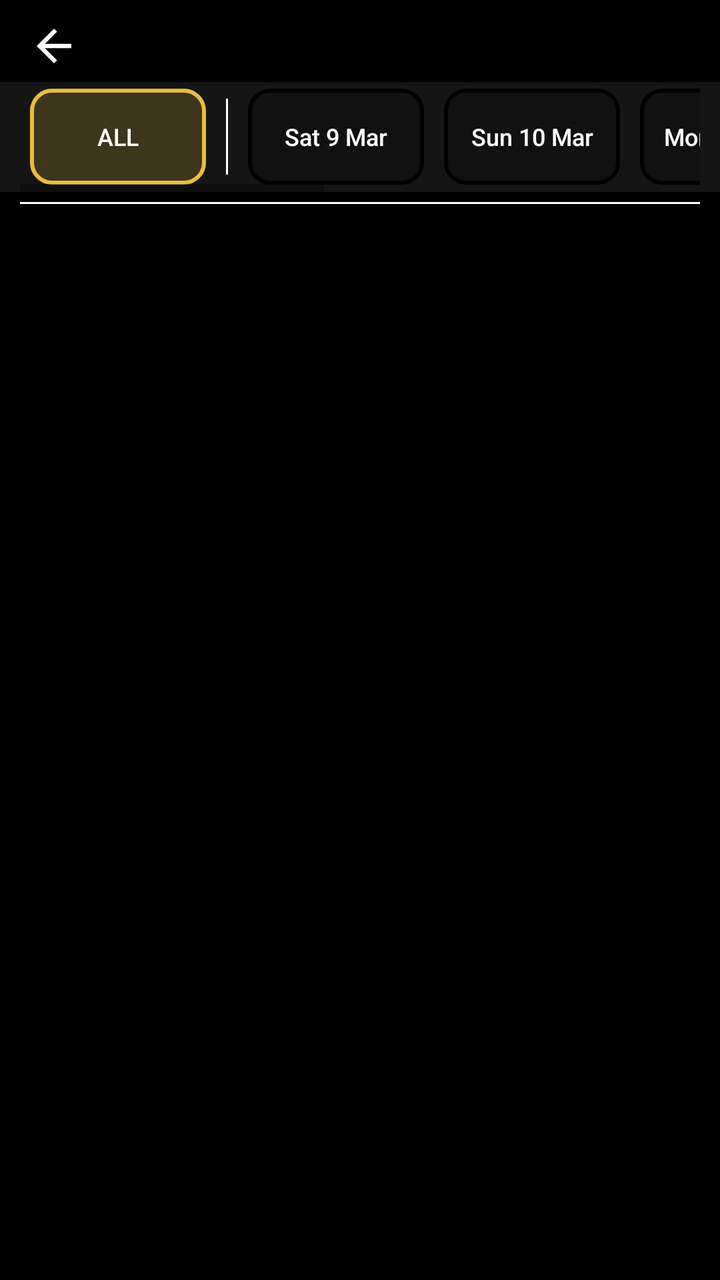
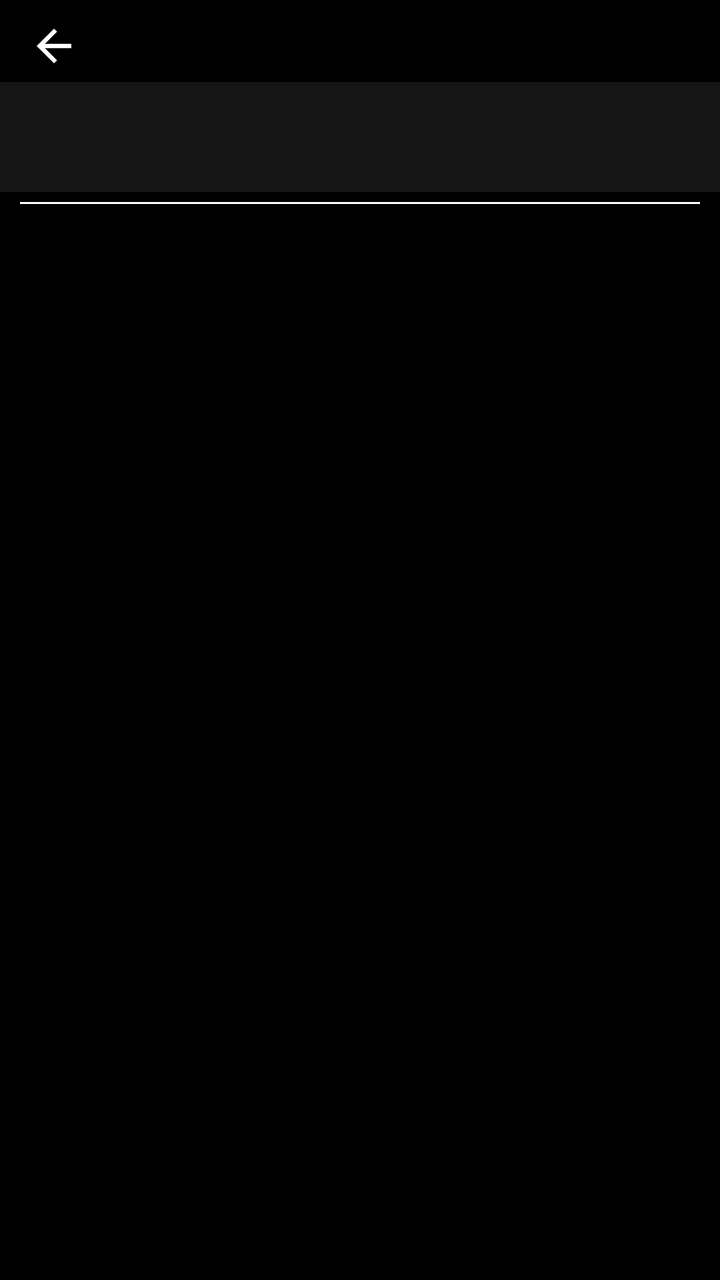

An Android layout rendered at two revisions. The XML below is the earlier revision; the diff shows what the commit changed to produce the second picture.
<!-- AndroidManifest.xml: application theme Theme.NavigationDrawer -->
<!-- res/layout/fragment_results.xml -->
<?xml version="1.0" encoding="utf-8"?>
<androidx.constraintlayout.widget.ConstraintLayout xmlns:android="http://schemas.android.com/apk/res/android"
    xmlns:app="http://schemas.android.com/apk/res-auto"
    xmlns:tools="http://schemas.android.com/tools"
    android:layout_width="match_parent"
    android:layout_height="match_parent"
    android:background="@color/black"
    android:fillViewport="true"
    tools:context=".Fragment.results">

    <LinearLayout
        android:id="@+id/lay2"
        android:layout_width="match_parent"
        android:layout_height="wrap_content"
        android:layout_marginTop="10dp"
        android:orientation="horizontal"
        android:paddingHorizontal="10dp"
        android:weightSum="1"
        app:layout_constraintEnd_toEndOf="parent"
        app:layout_constraintStart_toStartOf="parent"
        app:layout_constraintTop_toTopOf="parent">

        <ImageView
            android:id="@+id/back"
            android:layout_width="0dp"
            android:layout_height="wrap_content"
            android:layout_gravity="center_vertical"
            android:layout_weight="0.1"
            android:src="@drawable/arrow_back" />

        <TextView
            android:id="@+id/text1"
            android:layout_width="0dp"
            android:layout_height="wrap_content"
            android:layout_gravity="center_vertical"
            android:layout_marginBottom="-2dp"
            android:layout_weight="0.9"
            android:fontFamily="@font/poppins_semibold"
            android:gravity="center_vertical"
            android:paddingHorizontal="5dp"
            android:textColor="@color/white"
            android:textSize="20dp" />
    </LinearLayout>

    
    
    
    
    
    
    
    
    
    
    
    
    

    <HorizontalScrollView
        android:id="@+id/hor"
        android:layout_width="0dp"
        android:layout_height="55dp"
        android:paddingHorizontal="10dp"
        android:layout_marginTop="5dp"
        android:background="#151515"
        app:layout_constraintEnd_toEndOf="parent"
        app:layout_constraintStart_toStartOf="parent"
        app:layout_constraintTop_toBottomOf="@id/lay2">

        <LinearLayout
            android:layout_width="wrap_content"
            android:layout_height="wrap_content"
            android:layout_gravity="center_vertical"
            android:background="#151515"
            android:orientation="horizontal">

            <androidx.appcompat.widget.AppCompatButton
                android:id="@+id/all"
                android:layout_width="wrap_content"
                android:layout_height="wrap_content"
                android:layout_marginHorizontal="5dp"
                android:background="@drawable/rectangle_bg"
                android:backgroundTint="#E9BD3E"
                android:text="ALL"
                android:textAllCaps="false"
                android:textColor="@color/white"
                android:textSize="12dp" />

            <View
                android:layout_width="1dp"
                android:layout_height="match_parent"
                android:layout_marginHorizontal="5dp"
                android:layout_marginVertical="5dp"
                android:background="@color/white" />

            <androidx.appcompat.widget.AppCompatButton
                android:id="@+id/day1"
                android:layout_width="wrap_content"
                android:layout_height="wrap_content"
                android:layout_marginHorizontal="5dp"
                android:background="@drawable/rectangle_bg"
                android:backgroundTint="@color/black"
                android:text="Sat 9 Mar"
                android:textAllCaps="false"
                android:textColor="@color/white"
                android:textSize="12dp" />

            <androidx.appcompat.widget.AppCompatButton
                android:id="@+id/day2"
                android:layout_width="wrap_content"
                android:layout_height="wrap_content"
                android:background="@drawable/rectangle_bg"
                android:layout_marginHorizontal="5dp"
                android:backgroundTint="@color/black"
                android:text="Sun 10 Mar"
                android:textAllCaps="false"
                android:textColor="@color/white"
                android:textSize="12dp" />

            <androidx.appcompat.widget.AppCompatButton
                android:id="@+id/day3"
                android:layout_width="wrap_content"
                android:background="@drawable/rectangle_bg"
                android:layout_height="wrap_content"
                android:layout_marginHorizontal="5dp"
                android:backgroundTint="@color/black"
                android:text="Mon 11 Mar"
                android:textAllCaps="false"
                android:textColor="@color/white"
                android:textSize="12dp" />

            <androidx.appcompat.widget.AppCompatButton
                android:id="@+id/day4"
                android:layout_width="wrap_content"
                android:layout_height="wrap_content"
                android:layout_marginHorizontal="5dp"
                android:background="@drawable/rectangle_bg"
                android:backgroundTint="@color/black"
                android:text="Tue 12 Mar"
                android:textAllCaps="false"
                android:textColor="@color/white"
                android:textSize="12dp" />

            <androidx.appcompat.widget.AppCompatButton
                android:id="@+id/day5"
                android:background="@drawable/rectangle_bg"
                android:layout_width="wrap_content"
                android:layout_height="wrap_content"
                android:layout_marginHorizontal="5dp"
                android:backgroundTint="@color/black"
                android:text="Wed 13 Mar"
                android:textAllCaps="false"
                android:textColor="@color/white"
                android:textSize="12dp" />

            <androidx.appcompat.widget.AppCompatButton
                android:id="@+id/day6"
                android:layout_width="wrap_content"
                android:background="@drawable/rectangle_bg"
                android:layout_height="wrap_content"
                android:layout_marginHorizontal="5dp"
                android:backgroundTint="@color/black"
                android:text="Thu 14 Mar"
                android:textAllCaps="false"
                android:textColor="@color/white"
                android:textSize="12dp" />

            <androidx.appcompat.widget.AppCompatButton
                android:id="@+id/day7"
                android:layout_width="wrap_content"
                android:layout_height="wrap_content"
                android:layout_marginHorizontal="5dp"
                android:background="@drawable/rectangle_bg"
                android:backgroundTint="@color/black"
                android:text="Fri 15 Mar"
                android:textAllCaps="false"
                android:textColor="@color/white"
                android:textSize="12dp" />
        </LinearLayout>
    </HorizontalScrollView>

    <View
        android:id="@+id/view1"
        android:layout_width="0dp"
        android:layout_height="1dp"
        android:layout_marginHorizontal="10dp"
        android:layout_marginTop="5dp"
        android:background="@color/white"
        app:layout_constraintEnd_toEndOf="parent"
        app:layout_constraintStart_toStartOf="parent"
        app:layout_constraintTop_toBottomOf="@id/hor" />

    <androidx.recyclerview.widget.RecyclerView
        android:id="@+id/resultRv"
        android:layout_width="match_parent"
        android:layout_height="0dp"
        android:layout_marginTop="5dp"
        android:orientation="vertical"
        android:paddingHorizontal="5dp"
        app:layout_constraintBottom_toBottomOf="parent"
        app:layout_constraintEnd_toEndOf="parent"
        app:layout_constraintStart_toStartOf="parent"
        app:layout_constraintTop_toBottomOf="@id/view1"
        tools:listitem="@layout/layout_football" />

    <TextView
        android:id="@+id/nore"
        android:layout_width="wrap_content"
        android:layout_height="wrap_content"
        android:fontFamily="@font/poppins_semibold"
        android:text="No results available"
        android:textColor="@color/white"
        android:textSize="24dp"
        android:visibility="invisible"
        app:layout_constraintBottom_toBottomOf="parent"
        app:layout_constraintEnd_toEndOf="parent"
        app:layout_constraintStart_toStartOf="parent"
        app:layout_constraintTop_toBottomOf="@id/view1" />

    
    
    
    
    
    
    
    
    
    
    
    

    
    
    
    
    
    
    
    
</androidx.constraintlayout.widget.ConstraintLayout>
<!-- res/layout/layout_football.xml (included above) -->
<?xml version="1.0" encoding="utf-8"?>
<androidx.constraintlayout.widget.ConstraintLayout xmlns:android="http://schemas.android.com/apk/res/android"
    xmlns:app="http://schemas.android.com/apk/res-auto"
    android:layout_width="match_parent"
    android:layout_height="wrap_content"
    android:layout_marginHorizontal="10dp"
    android:layout_marginVertical="10dp"
    android:background="@drawable/fade3">

    <LinearLayout
        android:id="@+id/lay1"
        android:layout_width="match_parent"
        android:layout_height="wrap_content"
        android:orientation="horizontal"
        android:padding="5dp"
        android:weightSum="1"
        app:layout_constraintEnd_toEndOf="parent"
        app:layout_constraintStart_toStartOf="parent"
        app:layout_constraintTop_toTopOf="parent">

        <TextView
            android:id="@+id/matchName"
            android:layout_width="0dp"
            android:layout_height="wrap_content"
            android:layout_gravity="center_vertical"
            android:layout_weight="0.6"
            android:fontFamily="@font/poppins_semibold"
            android:gravity="center_vertical|start"
            android:hint="match name"
            android:paddingHorizontal="5dp"
            android:textAllCaps="true"
            android:textColor="#E9E9E9"
            android:textColorHint="@color/white"
            android:textSize="16dp" />

        <TextView
            android:id="@+id/date"
            android:layout_width="0dp"
            android:layout_height="wrap_content"
            android:layout_gravity="center_vertical"
            android:layout_weight="0.4"
            android:fontFamily="@font/poppins_semibold"
            android:gravity="center_vertical|end"
            android:hint="date"
            android:paddingEnd="10dp"
            android:textColor="#E9E9E9"
            android:textColorHint="@color/white"
            android:textSize="16dp" />
    </LinearLayout>

    <LinearLayout
        android:layout_width="match_parent"
        android:layout_height="wrap_content"
        android:layout_marginTop="-5dp"
        android:orientation="vertical"
        app:layout_constraintEnd_toEndOf="parent"
        app:layout_constraintStart_toStartOf="parent"
        app:layout_constraintTop_toBottomOf="@id/lay1">

        <TextView
            android:id="@+id/time"
            android:layout_width="match_parent"
            android:layout_height="wrap_content"
            android:fontFamily="@font/poppins_medium"
            android:gravity="center"
            android:textColor="@color/white"
            android:textColorHint="@color/white"
            android:textSize="14dp" />
    </LinearLayout>

    <LinearLayout
        android:id="@+id/layout"
        android:layout_width="match_parent"
        android:layout_height="wrap_content"
        android:orientation="horizontal"
        android:weightSum="1"
        app:layout_constraintEnd_toEndOf="parent"
        app:layout_constraintStart_toStartOf="parent"
        app:layout_constraintTop_toBottomOf="@id/lay1">

        <LinearLayout
            android:layout_width="0dp"
            android:layout_height="wrap_content"
            android:layout_gravity="center_vertical"
            android:layout_weight="0.35"
            android:orientation="vertical">

            <ImageView
                android:id="@+id/clgImg1"
                android:layout_width="match_parent"
                android:layout_height="80dp"
                android:scaleType="fitCenter" />

            <TextView
                android:id="@+id/clgName1"
                android:layout_width="match_parent"
                android:layout_height="wrap_content"
                android:layout_marginTop="5dp"
                android:fontFamily="@font/poppins_medium"
                android:gravity="center"
                android:hint="clg-1"
                android:letterSpacing="0.1"
                android:paddingHorizontal="5dp"
                android:textAllCaps="true"
                android:textColor="@color/white"
                android:textColorHint="@color/white"
                android:textSize="12dp" />
        </LinearLayout>

        <TextView
            android:id="@+id/points"
            android:layout_width="0dp"
            android:layout_height="wrap_content"
            android:layout_gravity="center_vertical"
            android:layout_weight="0.3"
            android:fontFamily="@font/poppins_medium"
            android:gravity="center"
            android:textColor="@color/white"
            android:textSize="28dp" />

        <LinearLayout
            android:layout_width="0dp"
            android:layout_height="wrap_content"
            android:layout_gravity="center_vertical"
            android:layout_weight="0.35"
            android:orientation="vertical">

            <ImageView
                android:id="@+id/clgImg2"
                android:layout_width="match_parent"
                android:layout_height="80dp"
                android:scaleType="fitCenter" />

            <TextView
                android:id="@+id/clgName2"
                android:layout_width="match_parent"
                android:layout_height="wrap_content"
                android:layout_marginTop="5dp"
                android:fontFamily="@font/poppins_medium"
                android:gravity="center"
                android:hint="clg-2"
                android:letterSpacing="0.1"
                android:paddingHorizontal="5dp"
                android:textAllCaps="true"
                android:textColor="@color/white"
                android:textColorHint="@color/white"
                android:textSize="12dp" />
        </LinearLayout>

    </LinearLayout>

    <TextView
        android:layout_width="wrap_content"
        android:layout_height="wrap_content"
        android:layout_marginTop="5dp"
        android:background="@drawable/backlesss"
        android:fontFamily="@font/poppins_medium"
        android:gravity="center|bottom"
        android:paddingHorizontal="8dp"
        android:paddingTop="3dp"
        android:text="inter iiit 2024"
        android:textAllCaps="true"
        android:textColor="@color/black"
        android:textSize="14dp"
        app:layout_constraintBottom_toBottomOf="parent"
        app:layout_constraintEnd_toEndOf="parent"
        app:layout_constraintStart_toStartOf="parent"
        app:layout_constraintTop_toBottomOf="@id/layout" />

</androidx.constraintlayout.widget.ConstraintLayout>
<!-- resources referenced by this layout -->
<resources>
  <color name="black">#FF000000</color>
  <color name="white">#FFFFFFFF</color>
  <!-- drawable arrow_back (drawable) -->
  <vector android:autoMirrored="true" android:height="26dp"
      android:tint="#FFFFFF" android:viewportHeight="24"
      android:viewportWidth="24" android:width="26dp" xmlns:android="http://schemas.android.com/apk/res/android">
      <path android:fillColor="@android:color/black" android:pathData="M20,11H7.83l5.59,-5.59L12,4l-8,8 8,8 1.41,-1.41L7.83,13H20v-2z"/>
  </vector>
  <!-- drawable backlesss (drawable) -->
  <?xml version="1.0" encoding="utf-8"?>
  <shape xmlns:android="http://schemas.android.com/apk/res/android">
      <solid android:color="#E9BD3E" /> 
  
      <corners
          android:topLeftRadius="10dp"
          android:topRightRadius="10dp" />
  </shape>
  <!-- drawable fade3 (drawable) -->
  <vector xmlns:android="http://schemas.android.com/apk/res/android"
      xmlns:aapt="http://schemas.android.com/aapt"
      android:width="400dp"
      android:height="293dp"
      android:viewportWidth="393"
      android:viewportHeight="293">
  
      <path android:pathData="M10,0h373c5.523,0 10,4.477 10,10v273c0,5.523 -4.477,10 -10,10h-373c-5.523,0 -10,-4.477 -10,-10v-273c0,-5.523 4.477,-10 10,-10Z">
          <aapt:attr name="android:fillColor">
              <gradient
                  android:endX="197"
                  android:endY="27.9"
                  android:startX="197"
                  android:startY="293"
                  android:type="linear">
                  <item
                      android:color="#606060"
                      android:offset="0" />
                  <item
                      android:color="#202020"
                      android:offset="1" />
              </gradient>
          </aapt:attr>
      </path>
  </vector>
  <!-- drawable rectangle_bg (drawable) -->
  <?xml version="1.0" encoding="utf-8"?>
  <shape xmlns:android="http://schemas.android.com/apk/res/android">
  
      <solid android:color="#30808080"/>
      <stroke android:color="@color/white"
          android:width="2dp"/>
      <corners android:radius="10dp"/>
  </shape>
  <style name="Theme.NavigationDrawer" parent="Theme.MaterialComponents.DayNight.NoActionBar">
          
          <item name="colorPrimary">#FFECA1</item>
          
      </style>
</resources>

<!-- the commit's change to res/layout/fragment_results.xml (unified diff, before → after) -->
@@ -61,6 +61,7 @@
         android:layout_width="0dp"
         android:layout_height="55dp"
         android:paddingHorizontal="10dp"
+        android:fillViewport="true"
         android:layout_marginTop="5dp"
         android:background="#151515"
         app:layout_constraintEnd_toEndOf="parent"
@@ -68,114 +69,35 @@
         app:layout_constraintTop_toBottomOf="@id/lay2">
 
         <LinearLayout
-            android:layout_width="wrap_content"
+            android:layout_width="match_parent"
             android:layout_height="wrap_content"
             android:layout_gravity="center_vertical"
             android:background="#151515"
             android:orientation="horizontal">
 
-            <androidx.appcompat.widget.AppCompatButton
-                android:id="@+id/all"
-                android:layout_width="wrap_content"
-                android:layout_height="wrap_content"
-                android:layout_marginHorizontal="5dp"
-                android:background="@drawable/rectangle_bg"
-                android:backgroundTint="#E9BD3E"
-                android:text="ALL"
-                android:textAllCaps="false"
-                android:textColor="@color/white"
-                android:textSize="12dp" />
-
-            <View
-                android:layout_width="1dp"
-                android:layout_height="match_parent"
-                android:layout_marginHorizontal="5dp"
-                android:layout_marginVertical="5dp"
-                android:background="@color/white" />
-
-            <androidx.appcompat.widget.AppCompatButton
-                android:id="@+id/day1"
-                android:layout_width="wrap_content"
-                android:layout_height="wrap_content"
-                android:layout_marginHorizontal="5dp"
-                android:background="@drawable/rectangle_bg"
-                android:backgroundTint="@color/black"
-                android:text="Sat 9 Mar"
-                android:textAllCaps="false"
-                android:textColor="@color/white"
-                android:textSize="12dp" />
-
-            <androidx.appcompat.widget.AppCompatButton
-                android:id="@+id/day2"
-                android:layout_width="wrap_content"
-                android:layout_height="wrap_content"
-                android:background="@drawable/rectangle_bg"
-                android:layout_marginHorizontal="5dp"
-                android:backgroundTint="@color/black"
-                android:text="Sun 10 Mar"
-                android:textAllCaps="false"
-                android:textColor="@color/white"
-                android:textSize="12dp" />
-
-            <androidx.appcompat.widget.AppCompatButton
-                android:id="@+id/day3"
-                android:layout_width="wrap_content"
-                android:background="@drawable/rectangle_bg"
-                android:layout_height="wrap_content"
-                android:layout_marginHorizontal="5dp"
-                android:backgroundTint="@color/black"
-                android:text="Mon 11 Mar"
-                android:textAllCaps="false"
-                android:textColor="@color/white"
-                android:textSize="12dp" />
-
-            <androidx.appcompat.widget.AppCompatButton
-                android:id="@+id/day4"
-                android:layout_width="wrap_content"
-                android:layout_height="wrap_content"
-                android:layout_marginHorizontal="5dp"
-                android:background="@drawable/rectangle_bg"
-                android:backgroundTint="@color/black"
-                android:text="Tue 12 Mar"
-                android:textAllCaps="false"
-                android:textColor="@color/white"
-                android:textSize="12dp" />
-
-            <androidx.appcompat.widget.AppCompatButton
-                android:id="@+id/day5"
-                android:background="@drawable/rectangle_bg"
-                android:layout_width="wrap_content"
-                android:layout_height="wrap_content"
-                android:layout_marginHorizontal="5dp"
-                android:backgroundTint="@color/black"
-                android:text="Wed 13 Mar"
-                android:textAllCaps="false"
-                android:textColor="@color/white"
-                android:textSize="12dp" />
-
-            <androidx.appcompat.widget.AppCompatButton
-                android:id="@+id/day6"
-                android:layout_width="wrap_content"
-                android:background="@drawable/rectangle_bg"
-                android:layout_height="wrap_content"
-                android:layout_marginHorizontal="5dp"
-                android:backgroundTint="@color/black"
-                android:text="Thu 14 Mar"
-                android:textAllCaps="false"
-                android:textColor="@color/white"
-                android:textSize="12dp" />
-
-            <androidx.appcompat.widget.AppCompatButton
-                android:id="@+id/day7"
-                android:layout_width="wrap_content"
-                android:layout_height="wrap_content"
-                android:layout_marginHorizontal="5dp"
-                android:background="@drawable/rectangle_bg"
-                android:backgroundTint="@color/black"
-                android:text="Fri 15 Mar"
-                android:textAllCaps="false"
-                android:textColor="@color/white"
-                android:textSize="12dp" />
+
+
+
+
+
+
+
+
+
+
+
+
+
+            <androidx.recyclerview.widget.RecyclerView
+                android:id="@+id/hori"
+                android:layout_width="match_parent"
+                android:layout_height="55dp"
+                android:paddingHorizontal="10dp"
+                android:background="#151515"
+                tools:listitem="@layout/layout_butt"
+                app:layout_constraintEnd_toEndOf="parent"
+                app:layout_constraintStart_toStartOf="parent"
+                app:layout_constraintTop_toBottomOf="@id/lay2"/>
         </LinearLayout>
     </HorizontalScrollView>
 
@@ -239,6 +161,21 @@
     
     
 </androidx.constraintlayout.widget.ConstraintLayout>
+<!-- res/layout/layout_butt.xml (included above) -->
+<?xml version="1.0" encoding="utf-8"?>
+<androidx.appcompat.widget.AppCompatButton
+    android:id="@+id/day"
+    android:layout_width="wrap_content"
+    android:layout_height="wrap_content"
+    android:layout_marginHorizontal="5dp"
+    android:background="@drawable/rectangle_bg"
+    android:layout_marginTop="3dp"
+    android:backgroundTint="@color/black"
+    android:text="Thu 14 Mar"
+    android:textAllCaps="false"
+    android:textColor="@color/white"
+    android:textSize="12dp"
+    xmlns:android="http://schemas.android.com/apk/res/android" />
 <!-- res/layout/layout_football.xml (included above) -->
 <?xml version="1.0" encoding="utf-8"?>
 <androidx.constraintlayout.widget.ConstraintLayout xmlns:android="http://schemas.android.com/apk/res/android"
